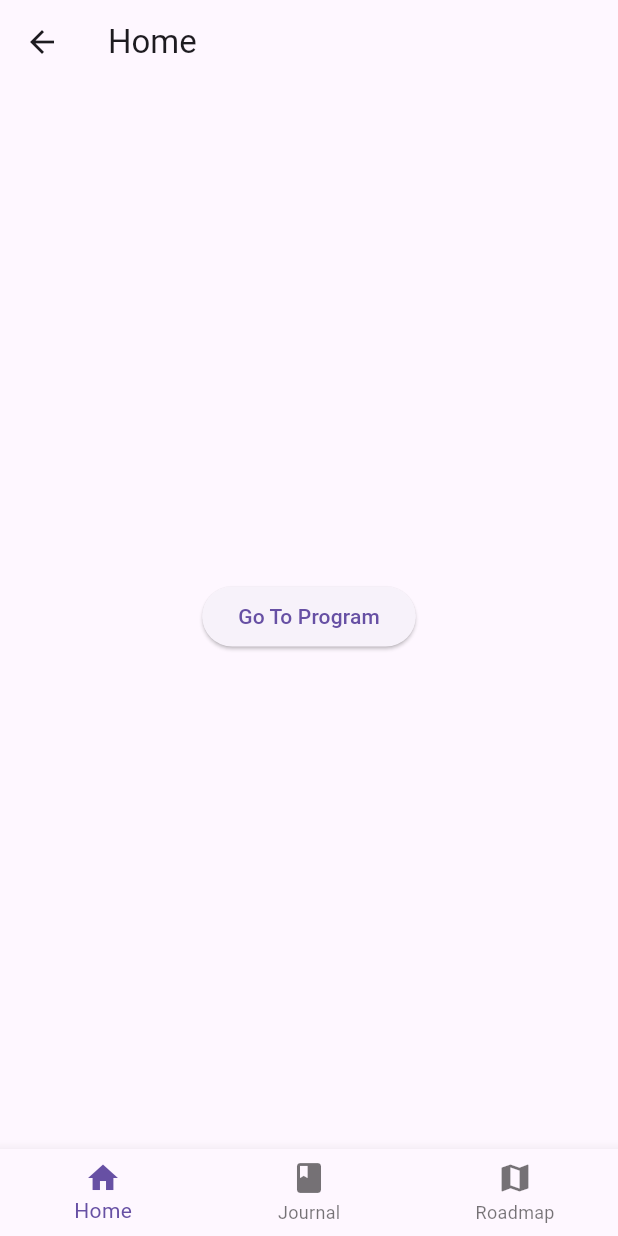
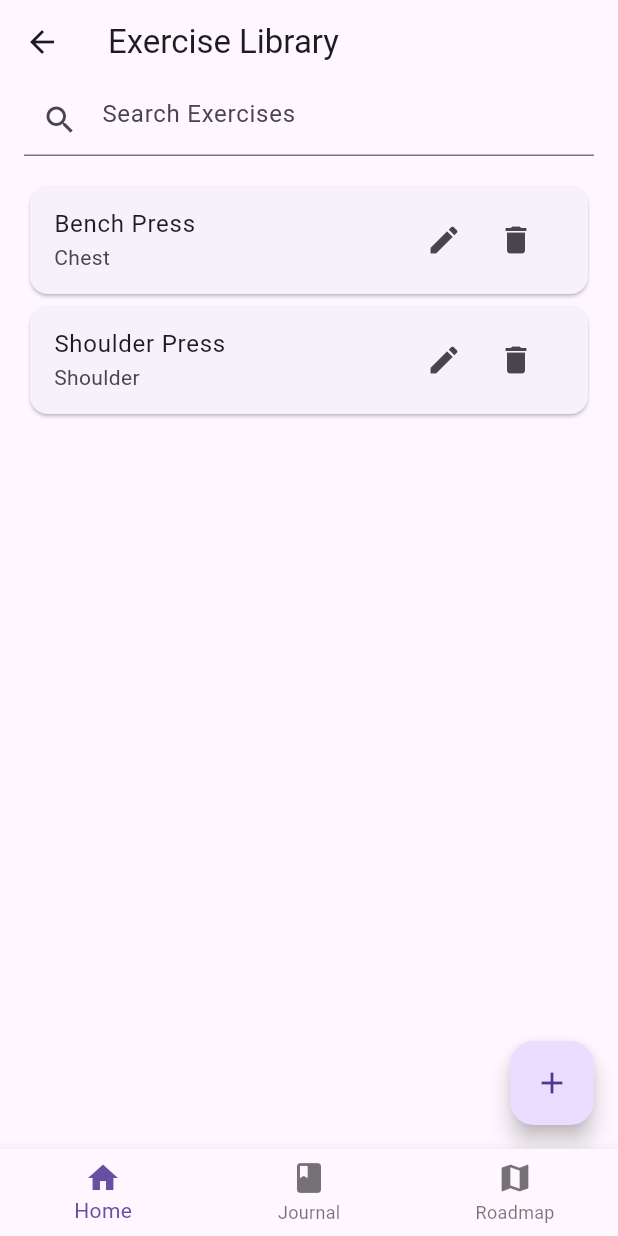
Before and after one commit to ram-sharanga/mmc, a Flutter app: the screen it shows after launch, after a tap on "Go To Program", on a phone screen of 412 x 824 dp. Run offline on Flutter 3.47's test engine with Material 3 defaults, Android fonts, the phone set to English and light mode, and no system bars; our stand-ins replace go_router.

Commit message:
Exercise Management Feature v1 (CRUD Foundation)

```diff
--- a/lib/app/router.dart
+++ b/lib/app/router.dart
@@ -4,6 +4,9 @@ import 'package:mmc/app/navigation_shell.dart';
 import 'package:mmc/features/home/presentation/home_page.dart';
 import 'package:mmc/features/journal/presentation/journal_page.dart';
 import 'package:mmc/features/journal/presentation/entry_page.dart';
+import 'package:mmc/features/program/exercise.dart';
+import 'package:mmc/features/program/exercise_form_page.dart';
+import 'package:mmc/features/program/exercise_library_page.dart';
 import 'package:mmc/features/roadmap/presentation/roadmap_page.dart';
 
 final router = GoRouter(
@@ -13,7 +16,32 @@ final router = GoRouter(
           NavigationShellPage(navigationShell: navigationShell),
       branches: [
         StatefulShellBranch(
-          routes: [GoRoute(path: '/', builder: (_, _) => const HomePage())],
+          routes: [
+            GoRoute(
+              path: '/',
+              builder: (_, _) => const HomePage(),
+              routes: [
+                GoRoute(
+                  path: 'exercise_library',
+                  builder: (_, _) => const ExerciseLibraryPage(),
+                  routes: [
+                    GoRoute(
+                      path: 'create_exercise',
+                      builder: (_, _) =>
+                          const ExerciseFormPage(titleText: "Create Exercise"),
+                    ),
+                    GoRoute(
+                      path: 'edit_exercise',
+                      builder: (context, state) => ExerciseFormPage(
+                        titleText: "Edit Exercise",
+                        exercise: state.extra as Exercise,
+                      ),
+                    ),
+                  ],
+                ),
+              ],
+            ),
+          ],
         ),
         StatefulShellBranch(
           routes: [
--- a/lib/features/home/presentation/home_page.dart
+++ b/lib/features/home/presentation/home_page.dart
@@ -10,7 +10,7 @@ class HomePage extends StatelessWidget {
       appBar: AppBar(title: const Text('Home')),
       body: Center(
         child: ElevatedButton(
-          onPressed: () => context.push('/'),
+          onPressed: () => context.push('/exercise_library'),
           child: const Text('Go To Program'),
         ),
       ),
--- /dev/null
+++ b/lib/features/program/exercise.dart
@@ -0,0 +1,27 @@
+class Exercise {
+  const Exercise({
+    required this.id,
+    required this.name,
+    required this.primaryMuscle,
+    this.equipment,
+  });
+
+  final int id;
+  final String name;
+  final String primaryMuscle;
+  final String? equipment;
+
+  Exercise copyWith({
+    int? id,
+    String? name,
+    String? primaryMuscle,
+    String? equipment,
+  }) {
+    return Exercise(
+      id: id ?? this.id,
+      name: name ?? this.name,
+      primaryMuscle: primaryMuscle ?? this.primaryMuscle,
+      equipment: equipment ?? this.equipment,
+    );
+  }
+}
--- /dev/null
+++ b/lib/features/program/exercise_library_page.dart
@@ -0,0 +1,89 @@
+import 'package:flutter/material.dart';
+import 'package:go_router/go_router.dart';
+import 'package:provider/provider.dart';
+
+import 'package:mmc/features/program/exercise.dart';
+import 'package:mmc/providers/exercise_provider.dart';
+
+class ExerciseLibraryPage extends StatefulWidget {
+  const ExerciseLibraryPage({super.key});
+
+  @override
+  State<ExerciseLibraryPage> createState() => _ExerciseLibraryPageState();
+}
+
+class _ExerciseLibraryPageState extends State<ExerciseLibraryPage> {
+  @override
+  Widget build(BuildContext context) {
+    final exerciseProvider = context.watch<ExerciseProvider>();
+
+    return Scaffold(
+      appBar: AppBar(title: const Text('Exercise Library')),
+      body: Padding(
+        padding: EdgeInsets.symmetric(horizontal: 16),
+        child: Column(
+          children: [
+            TextField(
+              decoration: InputDecoration(
+                hintText: 'Search Exercises',
+                prefixIcon: Icon(Icons.search),
+              ),
+            ),
+            const SizedBox(height: 16),
+            Expanded(
+              child: ListView.builder(
+                itemCount: exerciseProvider.exercises.length,
+                itemBuilder: (context, index) => Card(
+                  child: ListTile(
+                    title: Text(exerciseProvider.exercises[index].name),
+                    subtitle: Text(
+                      exerciseProvider.exercises[index].primaryMuscle,
+                    ),
+                    trailing: Row(
+                      mainAxisSize: MainAxisSize.min,
+                      children: [
+                        IconButton(
+                          onPressed: () async {
+                            final exercise = await context.push<Exercise>(
+                              '/exercise_library/edit_exercise',
+                              extra: exerciseProvider.exercises[index],
+                            );
+
+                            if (exercise != null) {
+                              exerciseProvider.updateExercise(exercise);
+                            }
+                          },
+                          icon: Icon(Icons.edit),
+                        ),
+                        IconButton(
+                          onPressed: () {
+                            exerciseProvider.removeExercise(
+                              exerciseProvider.exercises[index],
+                            );
+                          },
+                          icon: Icon(Icons.delete),
+                        ),
+                      ],
+                    ),
+                  ),
+                ),
+              ),
+            ),
+          ],
+        ),
+      ),
+      floatingActionButton: FloatingActionButton(
+        onPressed: () async {
+          final exercise = await context.push<Exercise>(
+            '/exercise_library/create_exercise',
+          );
+
+          if (exercise != null) {
+            exerciseProvider.addExercise(exercise);
+          }
+        },
+        child: const Icon(Icons.add),
+      ),
+    );
+  }
+}
--- a/lib/main.dart
+++ b/lib/main.dart
@@ -1,7 +1,14 @@
 import 'package:flutter/material.dart';
+import 'package:provider/provider.dart';
 
 import 'package:mmc/app/app.dart';
+import 'package:mmc/providers/exercise_provider.dart';
 
 void main() {
-  runApp(const MMCApp());
+  runApp(
+    ChangeNotifierProvider(
+      create: (_) => ExerciseProvider(),
+      child: const MMCApp(),
+    ),
+  );
 }
--- /dev/null
+++ b/lib/providers/exercise_provider.dart
@@ -0,0 +1,42 @@
+import 'package:flutter/material.dart';
+
+import 'package:mmc/features/program/exercise.dart';
+
+class ExerciseProvider extends ChangeNotifier {
+  final List<Exercise> exercises = [
+    Exercise(
+      id: 1,
+      name: 'Bench Press',
+      primaryMuscle: 'Chest',
+      equipment: 'Barbell',
+    ),
+    Exercise(
+      id: 2,
+      name: 'Shoulder Press',
+      primaryMuscle: 'Shoulder',
+      equipment: 'Dumbell',
+    ),
+  ];
+
+  int _nextId = 1;
+
+  void addExercise(Exercise exercise) {
+    final exerciseWithId = exercise.copyWith(id: _nextId++);
+    exercises.add(exerciseWithId);
+    notifyListeners();
+  }
+
+  void updateExercise(Exercise exercise) {
+    for (int i = 0; i < exercises.length; i++) {
+      if (exercises[i].id == exercise.id) {
+        exercises[i] = exercise;
+      }
+      notifyListeners();
+    }
+  }
+
+  void removeExercise(Exercise exercise) {
+    exercises.remove(exercise);
+    notifyListeners();
+  }
+}
--- a/pubspec.yaml
+++ b/pubspec.yaml
@@ -35,6 +35,7 @@ dependencies:
   # Use with the CupertinoIcons class for iOS style icons.
   cupertino_icons: ^1.0.8
   go_router: ^17.3.0
+  provider: ^6.1.5+1
 
 dev_dependencies:
   flutter_test:
```
Also changed, not shown: lib/features/program/exercise_form_page.dart (added, +85 -0 lines), pubspec.lock.
